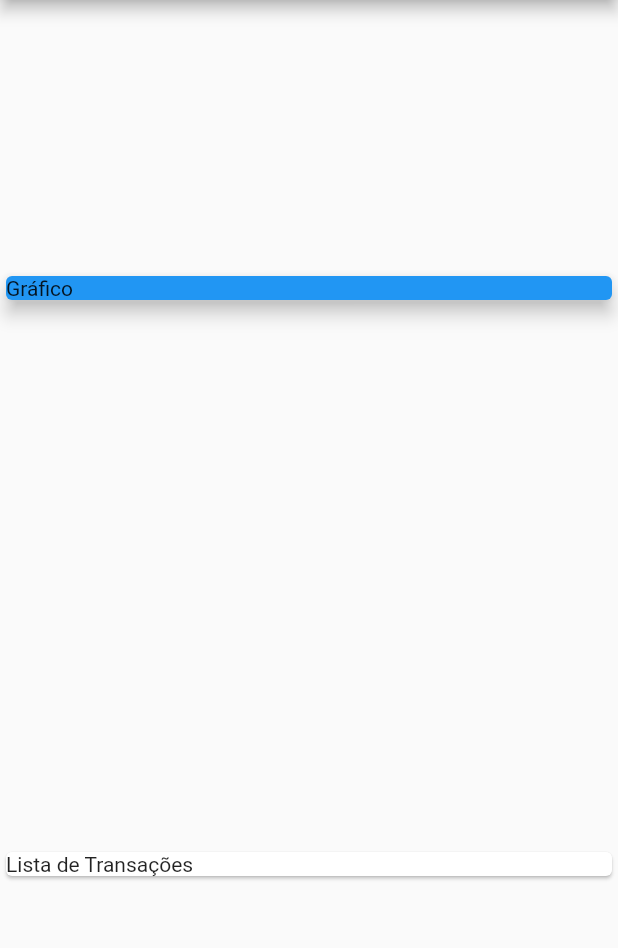
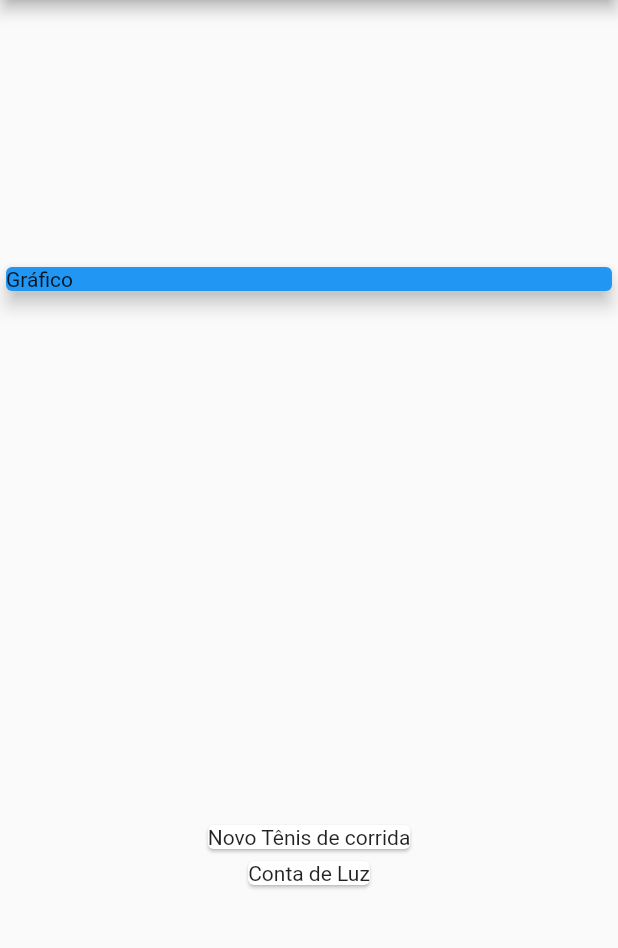
Before and after one commit to JhollRibeiro/Flutter-Cod3r-Projeto_DespesasPessoais, a Flutter app: the screen it shows after launch, on a phone screen of 412 x 824 dp, the part 84-1032 px from its top. Run offline on Flutter 3.47's test engine with Material 2 defaults, Android fonts, the phone set to English and light mode, and no system bars.

Commit message:
Seção 4 - App Despesas Pessoais - Aula 90 - Mapear Dados para Widgets

```diff
--- a/expenses/lib/main.dart
+++ b/expenses/lib/main.dart
@@ -16,7 +16,7 @@ class MyHomePage extends StatelessWidget {
   final _transaction = [
     Transaction(
       id: 't1',
-      title: 'Novo Tênis',
+      title: 'Novo Tênis de corrida',
       value: 310.76,
       date: DateTime.now(),
     ),
@@ -36,11 +36,11 @@ class MyHomePage extends StatelessWidget {
       appBar: AppBar(
         title: const Text('Despesas Pessoais'),
       ),
-        body: const Column(
+      body: Column(
         mainAxisAlignment: MainAxisAlignment.spaceAround,
         crossAxisAlignment: CrossAxisAlignment.stretch,
         children: <Widget>[
-            SizedBox(
+          const SizedBox(
             width: double.infinity,
             child: Card(
               elevation: 5,
@@ -48,10 +48,15 @@ class MyHomePage extends StatelessWidget {
               child: Text('Gráfico'),
             ),
           ),
-            Card(
-              child: Text('Lista de Transações'),
+          Column(
+            children: _transaction.map((tr) {
+              return Card(
+                child: Text(tr.title),
+              );
+            }).toList(),
+          )
+        ],
       ),
-          ],
-        ));
+    );
   }
 }
```
Lines whose indentation alone changed are shown as unchanged.
